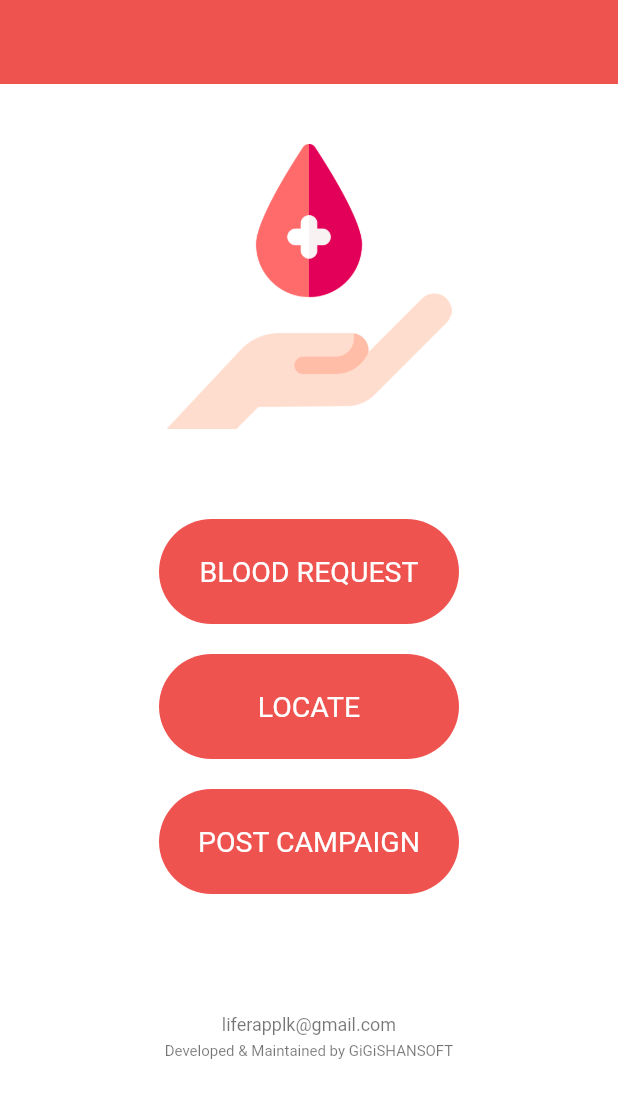
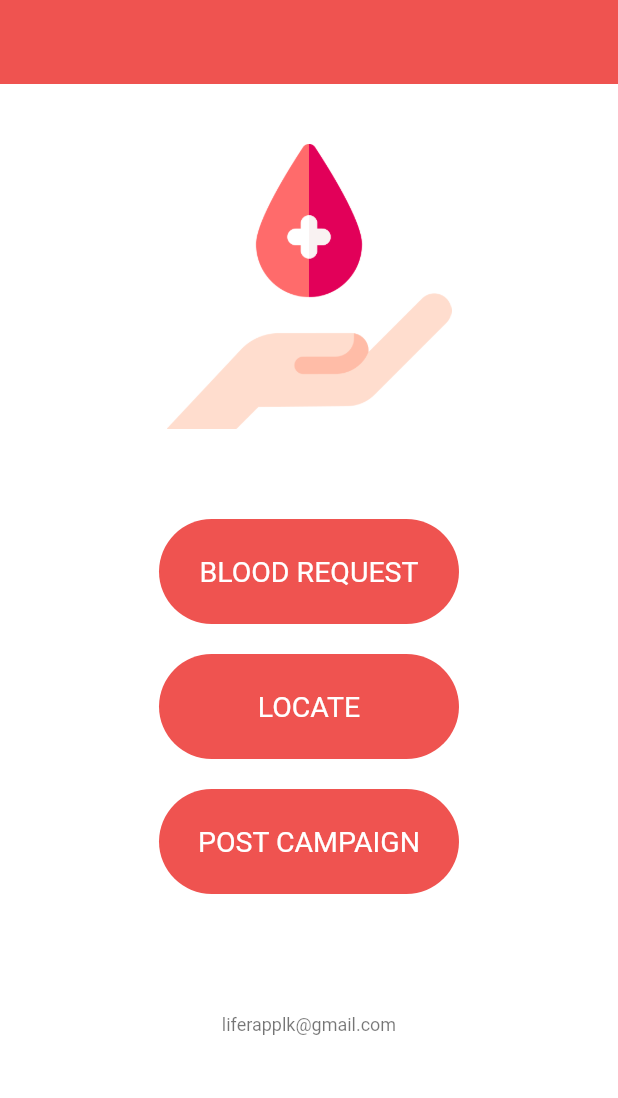
Before and after one commit to gigishan/Lifer-Blood-Donation-App, a Flutter app: the screen it shows after launch, on a phone screen of 412 x 824 dp. Shown: the top 1098 px of the screen. Run offline on Flutter 3.47's test engine with Material 2 defaults, Android fonts, the phone set to English and light mode, and no system bars; our stand-ins replace buttons_tabbar, cloud_firestore, firebase_core; accounts and stored records are empty.

Commit message:
developed by commented

```diff
--- a/lib/screens/homepage.dart
+++ b/lib/screens/homepage.dart
@@ -110,13 +110,13 @@ class HomePage extends StatelessWidget {
               child: Text('liferapplk@gmail.com',
                   style: TextStyle(fontSize: 12.0, color: Colors.black54)),
             ),
-            SizedBox(
-              height: 5.0,
-            ),
-            Container(
-              child: Text('Developed & Maintained by GiGiSHANSOFT',
-                  style: TextStyle(fontSize: 10.0, color: Colors.black54)),
-            )
+            // SizedBox(
+            //   height: 5.0,
+            // ),
+            // Container(
+            //   child: Text('Developed & Maintained by GiGiSHANSOFT',
+            //       style: TextStyle(fontSize: 10.0, color: Colors.black54)),
+            // )
           ],
         ),
       ),
```
